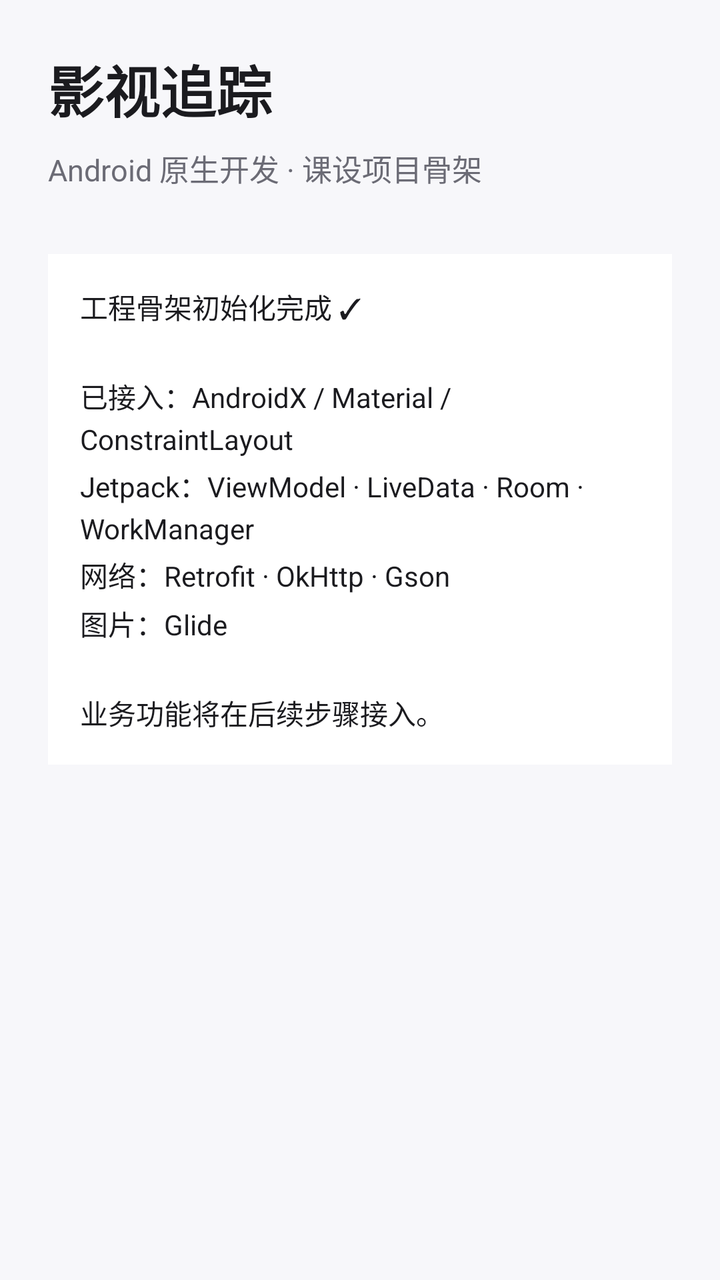
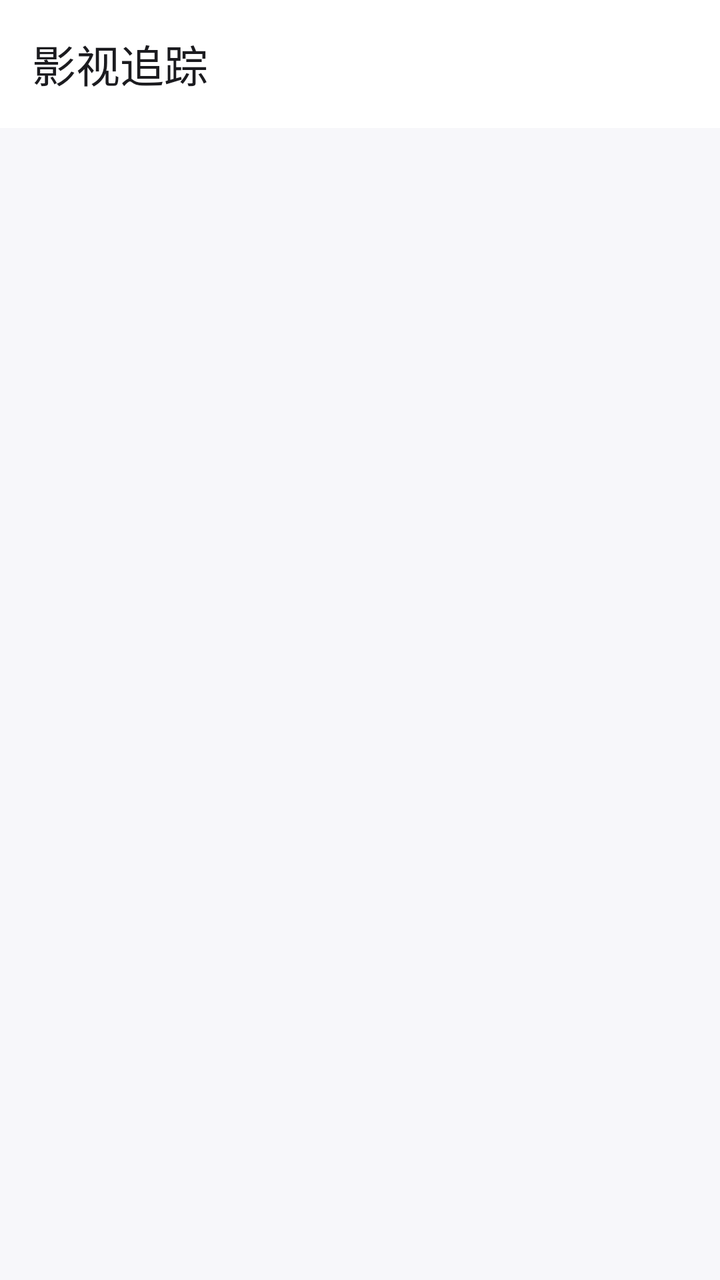

Screens rendered from an Android XML layout before and after an edit, with the pre-edit source and the edit as a unified diff.
<!-- AndroidManifest.xml: application theme Theme.MovieTracker -->
<!-- res/layout/activity_main.xml -->
<?xml version="1.0" encoding="utf-8"?>
<androidx.constraintlayout.widget.ConstraintLayout xmlns:android="http://schemas.android.com/apk/res/android"
    xmlns:app="http://schemas.android.com/apk/res-auto"
    android:layout_width="match_parent"
    android:layout_height="match_parent"
    android:background="@color/surface_background"
    android:padding="24dp">

    <TextView
        android:id="@+id/tvTitle"
        android:layout_width="wrap_content"
        android:layout_height="wrap_content"
        android:text="@string/app_name"
        android:textColor="@color/text_primary"
        android:textSize="28sp"
        android:textStyle="bold"
        app:layout_constraintStart_toStartOf="parent"
        app:layout_constraintTop_toTopOf="parent" />

    <TextView
        android:id="@+id/tvSubtitle"
        android:layout_width="wrap_content"
        android:layout_height="wrap_content"
        android:layout_marginTop="8dp"
        android:text="@string/home_subtitle"
        android:textColor="@color/text_secondary"
        android:textSize="15sp"
        app:layout_constraintStart_toStartOf="parent"
        app:layout_constraintTop_toBottomOf="@id/tvTitle" />

    <TextView
        android:id="@+id/tvStatus"
        android:layout_width="0dp"
        android:layout_height="wrap_content"
        android:layout_marginTop="32dp"
        android:background="@color/card_background"
        android:lineSpacingExtra="4dp"
        android:padding="16dp"
        android:text="@string/home_status"
        android:textColor="@color/text_primary"
        android:textSize="14sp"
        app:layout_constraintEnd_toEndOf="parent"
        app:layout_constraintStart_toStartOf="parent"
        app:layout_constraintTop_toBottomOf="@id/tvSubtitle" />

</androidx.constraintlayout.widget.ConstraintLayout>
<!-- resources referenced by this layout -->
<resources>
  <color name="card_background">#FFFFFFFF</color>
  <color name="surface_background">#FFF7F7FA</color>
  <color name="text_primary">#FF1B1B1F</color>
  <color name="text_secondary">#FF6B6B75</color>
  <string name="app_name">影视追踪</string>
  <string name="home_status">工程骨架初始化完成 ✓\n\n已接入：AndroidX / Material / ConstraintLayout\nJetpack：ViewModel · LiveData · Room · WorkManager\n网络：Retrofit · OkHttp · Gson\n图片：Glide\n\n业务功能将在后续步骤接入。</string>
  <string name="home_subtitle">Android 原生开发 · 课设项目骨架</string>
  <style name="Theme.MovieTracker" parent="Theme.Material3.DayNight.NoActionBar">
          <item name="colorPrimary">@color/brand_primary</item>
          <item name="android:statusBarColor" tools:targetApi="l">@color/surface_background</item>
          <item name="android:windowLightStatusBar" tools:targetApi="m">true</item>
      </style>
  <color name="brand_primary">#FF3F51B5</color>
</resources>

<!-- the commit's change to res/layout/activity_main.xml (unified diff, before → after) -->
@@ -1,46 +1,132 @@
 <?xml version="1.0" encoding="utf-8"?>
-<androidx.constraintlayout.widget.ConstraintLayout xmlns:android="http://schemas.android.com/apk/res/android"
+<LinearLayout xmlns:android="http://schemas.android.com/apk/res/android"
     xmlns:app="http://schemas.android.com/apk/res-auto"
+    android:id="@+id/root_main"
     android:layout_width="match_parent"
     android:layout_height="match_parent"
     android:background="@color/surface_background"
-    android:padding="24dp">
+    android:orientation="vertical">
+
+    <com.google.android.material.appbar.MaterialToolbar
+        android:id="@+id/toolbar"
+        android:layout_width="match_parent"
+        android:layout_height="?attr/actionBarSize"
+        android:background="@color/card_background"
+        app:title="@string/app_name"
+        app:titleTextColor="@color/text_primary" />
 
     <TextView
-        android:id="@+id/tvTitle"
-        android:layout_width="wrap_content"
+        android:id="@+id/text_mock_notice"
+        android:layout_width="match_parent"
         android:layout_height="wrap_content"
-        android:text="@string/app_name"
-        android:textColor="@color/text_primary"
-        android:textSize="28sp"
-        android:textStyle="bold"
-        app:layout_constraintStart_toStartOf="parent"
-        app:layout_constraintTop_toTopOf="parent" />
+        android:background="@color/mock_notice_background"
+        android:paddingStart="16dp"
+        android:paddingTop="8dp"
+        android:paddingEnd="16dp"
+        android:paddingBottom="8dp"
+        android:text="@string/mock_notice"
+        android:textColor="@color/mock_notice_text"
+        android:textSize="12sp"
+        android:visibility="gone" />
 
-    <TextView
-        android:id="@+id/tvSubtitle"
-        android:layout_width="wrap_content"
-        android:layout_height="wrap_content"
-        android:layout_marginTop="8dp"
-        android:text="@string/home_subtitle"
-        android:textColor="@color/text_secondary"
-        android:textSize="15sp"
-        app:layout_constraintStart_toStartOf="parent"
-        app:layout_constraintTop_toBottomOf="@id/tvTitle" />
+    <FrameLayout
+        android:id="@+id/container_list"
+        android:layout_width="match_parent"
+        android:layout_height="0dp"
+        android:layout_weight="1">
 
-    <TextView
-        android:id="@+id/tvStatus"
-        android:layout_width="0dp"
-        android:layout_height="wrap_content"
-        android:layout_marginTop="32dp"
-        android:background="@color/card_background"
-        android:lineSpacingExtra="4dp"
-        android:padding="16dp"
-        android:text="@string/home_status"
-        android:textColor="@color/text_primary"
-        android:textSize="14sp"
-        app:layout_constraintEnd_toEndOf="parent"
-        app:layout_constraintStart_toStartOf="parent"
-        app:layout_constraintTop_toBottomOf="@id/tvSubtitle" />
+        <androidx.recyclerview.widget.RecyclerView
+            android:id="@+id/recycler_movies"
+            android:layout_width="match_parent"
+            android:layout_height="match_parent"
+            android:clipToPadding="false"
+            android:padding="8dp"
+            android:visibility="gone" />
 
-</androidx.constraintlayout.widget.ConstraintLayout>
+        <ProgressBar
+            android:id="@+id/view_loading"
+            style="?android:attr/progressBarStyleLarge"
+            android:layout_width="wrap_content"
+            android:layout_height="wrap_content"
+            android:layout_gravity="center"
+            android:indeterminateTint="@color/brand_primary"
+            android:visibility="gone" />
+
+        <LinearLayout
+            android:id="@+id/view_empty"
+            android:layout_width="wrap_content"
+            android:layout_height="wrap_content"
+            android:layout_gravity="center"
+            android:gravity="center"
+            android:orientation="vertical"
+            android:padding="24dp"
+            android:visibility="gone">
+
+            <ImageView
+                android:layout_width="72dp"
+                android:layout_height="72dp"
+                android:alpha="0.5"
+                android:contentDescription="@null"
+                android:src="@drawable/ic_movie" />
+
+            <TextView
+                android:layout_width="wrap_content"
+                android:layout_height="wrap_content"
+                android:layout_marginTop="12dp"
+                android:text="@string/state_empty_title"
+                android:textColor="@color/text_primary"
+                android:textSize="16sp" />
+
+            <TextView
+                android:layout_width="wrap_content"
+                android:layout_height="wrap_content"
+                android:layout_marginTop="4dp"
+                android:text="@string/state_empty_desc"
+                android:textColor="@color/text_secondary"
+                android:textSize="13sp" />
+        </LinearLayout>
+
+        <LinearLayout
+            android:id="@+id/view_error"
+            android:layout_width="wrap_content"
+            android:layout_height="wrap_content"
+            android:layout_gravity="center"
+            android:gravity="center"
+            android:orientation="vertical"
+            android:padding="24dp"
+            android:visibility="gone">
+
+            <ImageView
+                android:layout_width="72dp"
+                android:layout_height="72dp"
+                android:alpha="0.5"
+                android:contentDescription="@null"
+                android:src="@drawable/ic_movie" />
+
+            <TextView
+                android:layout_width="wrap_content"
+                android:layout_height="wrap_content"
+                android:layout_marginTop="12dp"
+                android:text="@string/state_error_title"
+                android:textColor="@color/error_text"
+                android:textSize="16sp" />
+
+            <TextView
+                android:id="@+id/text_error_message"
+                android:layout_width="280dp"
+                android:layout_height="wrap_content"
+                android:layout_marginTop="6dp"
+                android:gravity="center"
+                android:textColor="@color/text_secondary"
+                android:textSize="13sp" />
+
+            <com.google.android.material.button.MaterialButton
+                android:id="@+id/button_retry"
+                android:layout_width="wrap_content"
+                android:layout_height="wrap_content"
+                android:layout_marginTop="16dp"
+                android:text="@string/action_retry" />
+        </LinearLayout>
+    </FrameLayout>
+
+</LinearLayout>
<!-- resource entries referenced after the edit -->
@@ -1,12 +1,28 @@
 <!-- resources referenced by this layout -->
 <resources>
   <color name="card_background">#FFFFFFFF</color>
+  <color name="error_text">#FFB3261E</color>
+  <color name="mock_notice_background">#FFFFF3DC</color>
+  <color name="mock_notice_text">#FF8A5A00</color>
   <color name="surface_background">#FFF7F7FA</color>
   <color name="text_primary">#FF1B1B1F</color>
   <color name="text_secondary">#FF6B6B75</color>
+  <!-- drawable ic_movie (drawable) -->
+  <vector xmlns:android="http://schemas.android.com/apk/res/android"
+      android:width="96dp"
+      android:height="96dp"
+      android:viewportWidth="24"
+      android:viewportHeight="24">
+      <path
+          android:fillColor="@color/text_secondary"
+          android:pathData="M18,4l2,4h-3l-2,-4h-2l2,4h-3l-2,-4H8l2,4H7L5,4H4c-1.1,0 -1.99,0.9 -1.99,2L2,18c0,1.1 0.9,2 2,2h16c1.1,0 2,-0.9 2,-2V4h-4z" />
+  </vector>
+  <string name="action_retry">重试</string>
   <string name="app_name">影视追踪</string>
-  <string name="home_status">工程骨架初始化完成 ✓\n\n已接入：AndroidX / Material / ConstraintLayout\nJetpack：ViewModel · LiveData · Room · WorkManager\n网络：Retrofit · OkHttp · Gson\n图片：Glide\n\n业务功能将在后续步骤接入。</string>
-  <string name="home_subtitle">Android 原生开发 · 课设项目骨架</string>
+  <string name="mock_notice">当前为示例数据（未配置 TMDb Key），配置后自动切换真实接口</string>
+  <string name="state_empty_desc">下拉或点击刷新再试一次</string>
+  <string name="state_empty_title">暂无影视数据</string>
+  <string name="state_error_title">加载失败</string>
   <style name="Theme.MovieTracker" parent="Theme.Material3.DayNight.NoActionBar">
           <item name="colorPrimary">@color/brand_primary</item>
           <item name="android:statusBarColor" tools:targetApi="l">@color/surface_background</item>
